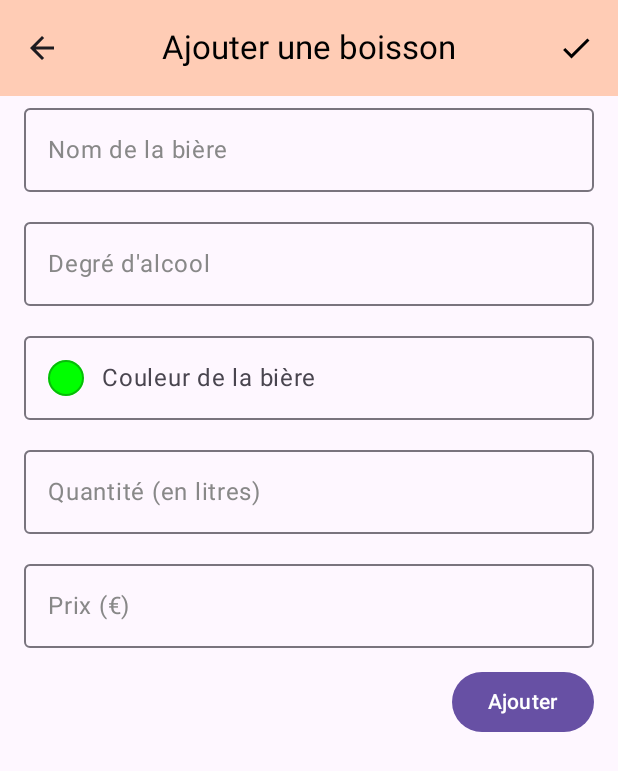
After one commit to KiraWashi/MeetMyBar, an Android app built with Jetpack Compose: the composable AddBiere shown on its own in the app's theme, on a phone screen of 412 x 824 dp. The commit adds this screen. Shown: the top 771 px of the screen. Run offline under Robolectric (Android 15) with nearby library versions, the phone set to English and light mode, and no system bars; 1 statement that could not run was skipped.

Commit message:
Presque fini la liste des bières demo

```diff
--- a/frontend/app/src/main/java/com/example/frontend/presentation/bar/PageBar.kt
+++ b/frontend/app/src/main/java/com/example/frontend/presentation/bar/PageBar.kt
@@ -1,7 +1,6 @@
 package com.example.frontend.presentation.bar
 
 import androidx.compose.foundation.Image
-import androidx.compose.foundation.background
 import androidx.compose.foundation.layout.Arrangement
 import androidx.compose.foundation.layout.Column
 import androidx.compose.foundation.layout.Row
@@ -29,8 +28,6 @@ import androidx.compose.foundation.isSystemInDarkTheme
 import androidx.compose.foundation.layout.Box
 import androidx.compose.material.icons.Icons
 import androidx.compose.material.icons.filled.Search
-import androidx.compose.material.icons.filled.Settings
-import androidx.compose.material3.Button
 import androidx.compose.material3.Icon
 import androidx.compose.material3.IconButton
 import com.example.frontend.presentation.navigation.Screen
--- /dev/null
+++ b/frontend/app/src/main/java/com/example/frontend/presentation/biere/AddBiere.kt
@@ -0,0 +1,144 @@
+package com.example.frontend.presentation.biere
+
+import android.annotation.SuppressLint
+import androidx.compose.foundation.background
+import androidx.compose.foundation.layout.Arrangement
+import androidx.compose.foundation.layout.Column
+import androidx.compose.foundation.layout.fillMaxSize
+import androidx.compose.foundation.layout.fillMaxWidth
+import androidx.compose.foundation.layout.padding
+import androidx.compose.foundation.text.KeyboardOptions
+import androidx.compose.material.icons.Icons
+import androidx.compose.material.icons.filled.ArrowBack
+import androidx.compose.material.icons.filled.Check
+import androidx.compose.material3.Button
+import androidx.compose.material3.CenterAlignedTopAppBar
+import androidx.compose.material3.DropdownMenuItem
+import androidx.compose.material3.ExperimentalMaterial3Api
+import androidx.compose.material3.ExposedDropdownMenuBox
+import androidx.compose.material3.ExposedDropdownMenuDefaults
+import androidx.compose.material3.Icon
+import androidx.compose.material3.IconButton
+import androidx.compose.material3.OutlinedTextField
+import androidx.compose.material3.Scaffold
+import androidx.compose.material3.Text
+import androidx.compose.material3.TopAppBarDefaults
+import androidx.compose.runtime.Composable
+import androidx.compose.runtime.getValue
+import androidx.compose.runtime.mutableStateOf
+import androidx.compose.runtime.remember
+import androidx.compose.runtime.setValue
+import androidx.compose.ui.Alignment
+import androidx.compose.ui.Modifier
+import androidx.compose.ui.graphics.Color
+import androidx.compose.ui.text.input.KeyboardType
+import androidx.compose.ui.unit.dp
+import androidx.navigation.NavHostController
+import com.example.frontend.presentation.navigation.Screen
+import com.example.frontend.ui.theme.SpritzClairColor
+
+
+@SuppressLint("UnusedMaterial3ScaffoldPaddingParameter")
+@OptIn(ExperimentalMaterial3Api::class)
+@Composable
+fun AddBiere(navHostController: NavHostController, modifier: Modifier = Modifier) {
+    val (name, setName) = remember { mutableStateOf("") }
+    val (degree, setDegree) = remember { mutableStateOf("") }
+    val (selectedColor, setSelectedColor) = remember { mutableStateOf("") }
+    val (quantity, setQuantity) = remember { mutableStateOf("") }
+    val (prix, setPrix) = remember { mutableStateOf("") }
+
+    Scaffold(
+        modifier = Modifier.fillMaxSize().background(mapBeerColor(selectedColor)),
+        topBar = {
+            CenterAlignedTopAppBar(
+                colors = TopAppBarDefaults.topAppBarColors(
+                    containerColor = SpritzClairColor,
+                    titleContentColor = Color.Black,
+
+                ),
+                title = {
+                    Text("Ajouter une boisson")
+                },
+                navigationIcon = {
+                    IconButton(onClick = {
+                        // Ajouter une action pour sauvegarder les informations
+                        navHostController.popBackStack()
+                    }) {
+                        Icon(
+                            imageVector = Icons.Filled.ArrowBack,
+                            contentDescription = "Retour"
+                        )
+                    }
+                },
+                actions = {
+                    IconButton(onClick = { navHostController.popBackStack() }) {
+                        Icon(
+                            imageVector = Icons.Filled.Check,
+                            contentDescription = "Valider",
+                            tint = Color.Black
+                        )
+                    }
+                },
+            )
+        },
+    ) { paddingValues ->
+        Column(
+            modifier = Modifier
+                .fillMaxSize()
+                .padding(paddingValues)
+                .padding(horizontal = 16.dp),
+            verticalArrangement = Arrangement.spacedBy(12.dp)
+        ) {
+            OutlinedTextField(
+                value = name,
+                onValueChange = setName,
+                label = { Text(text = "Nom de la bière", color = mapFontOverBeer(selectedColor)) },
+                modifier = Modifier.fillMaxWidth()
+            )
+            OutlinedTextField(
+                value = degree,
+                onValueChange = setDegree,
+                label = { Text("Degré d'alcool", color = mapFontOverBeer(selectedColor)) },
+                keyboardOptions = KeyboardOptions(keyboardType = KeyboardType.Number),
+                modifier = Modifier.fillMaxWidth()
+            )
+            ColorPicker(
+                selectedColor = selectedColor,
+                onColorSelected = setSelectedColor
+            )
+            OutlinedTextField(
+                value = quantity,
+                onValueChange = setQuantity,
+                label = { Text("Quantité (en litres)", color = mapFontOverBeer(selectedColor)) },
+                keyboardOptions = KeyboardOptions(keyboardType = KeyboardType.Number),
+                modifier = Modifier.fillMaxWidth()
+            )
+            OutlinedTextField(
+                value = prix,
+                onValueChange = setPrix,
+                label = { Text("Prix (€)", color = mapFontOverBeer(selectedColor)) },
+                keyboardOptions = KeyboardOptions(keyboardType = KeyboardType.Number),
+                modifier = Modifier.fillMaxWidth()
+            )
+
+            Button(
+                onClick = {
+                    // Valider et créer une nouvelle bière
+                    val newBeer = Beer(
+                        name = name,
+                        degree = degree.toDoubleOrNull() ?: 0.0,
+                        color = selectedColor,
+                        quantity = quantity.toDoubleOrNull() ?: 0.0,
+                        prix = prix.toDoubleOrNull() ?: 0.0
+                    )
+                    // Ajouter la bière à votre système ici
+                    navHostController.navigate(Screen.ListBiere.route)
+                },
+                modifier = Modifier.align(Alignment.End)
+            ) {
+                Text("Ajouter")
+            }
+        }
+    }
+}
--- /dev/null
+++ b/frontend/app/src/main/java/com/example/frontend/presentation/biere/ColorPicker.kt
@@ -0,0 +1,105 @@
+package com.example.frontend.presentation.biere
+
+import androidx.compose.animation.animateContentSize
+import androidx.compose.foundation.background
+import androidx.compose.foundation.border
+import androidx.compose.foundation.layout.*
+import androidx.compose.foundation.shape.CircleShape
+import androidx.compose.foundation.shape.RoundedCornerShape
+import androidx.compose.material3.*
+import androidx.compose.runtime.*
+import androidx.compose.ui.Alignment
+import androidx.compose.ui.Modifier
+import androidx.compose.ui.draw.clip
+import androidx.compose.ui.unit.dp
+import androidx.compose.material3.ExperimentalMaterial3Api
+
+@OptIn(ExperimentalMaterial3Api::class)
+@Composable
+fun ColorPicker(selectedColor: String, onColorSelected: (String) -> Unit) {
+    val beerColors = listOf("Blanche", "Jaune paille", "Dorée",
+        "Ambrée", "Rousse", "Brune", "Noire", "Cuivrée", "Rubis", "Ébène")
+
+    var expanded by remember { mutableStateOf(false) }
+
+    ExposedDropdownMenuBox(
+        expanded = expanded,
+        onExpandedChange = { expanded = it }
+    ) {
+        OutlinedTextField(
+            value = selectedColor,
+            onValueChange = {},
+            readOnly = true,
+            label = { Text("Couleur de la bière") },
+            leadingIcon = {
+                Box(
+                    modifier = Modifier
+                        .padding(start = 8.dp)
+                        .size(24.dp)
+                        .clip(CircleShape)
+                        .background(mapBeerColor(selectedColor))
+                        .border(1.dp, MaterialTheme.colorScheme.onSurface.copy(alpha = 0.3f), CircleShape)
+                )
+            },
+            modifier = Modifier
+                .fillMaxWidth()
+                .menuAnchor()
+        )
+
+        StyledColorMenu(
+            expanded = expanded,
+            onDismissRequest = { expanded = false },
+            items = beerColors,
+            onItemSelected = { color ->
+                onColorSelected(color)
+                expanded = false
+            }
+        )
+    }
+}
+
+@Composable
+fun StyledColorMenu(
+    expanded: Boolean,
+    onDismissRequest: () -> Unit,
+    items: List<String>,
+    onItemSelected: (String) -> Unit
+) {
+    Surface(
+        modifier = Modifier
+            .animateContentSize()
+            .padding(top = 4.dp),
+        shape = RoundedCornerShape(8.dp),
+        shadowElevation = 4.dp,
+        color = MaterialTheme.colorScheme.surface
+    ) {
+        DropdownMenu(
+            expanded = expanded,
+            onDismissRequest = onDismissRequest
+        ) {
+            items.forEach { color ->
+                DropdownMenuItem(
+                    text = {
+                        Row(
+                            modifier = Modifier
+                                .fillMaxWidth()
+                                .clip(RoundedCornerShape(6.dp))
+                                .background(mapBeerColor(color))
+                                .padding(vertical = 8.dp, horizontal = 12.dp),
+                            horizontalArrangement = Arrangement.SpaceBetween,
+                            verticalAlignment = Alignment.CenterVertically
+                        ) {
+                            Text(
+                                text = color,
+                                color = mapFontOverBeer(color),
+                                style = MaterialTheme.typography.bodyLarge
+                            )
+                        }
+                    },
+                    onClick = { onItemSelected(color) },
+                    modifier = Modifier.padding(horizontal = 8.dp, vertical = 4.dp)
+                )
+            }
+        }
+    }
+}
--- a/frontend/app/src/main/java/com/example/frontend/presentation/biere/ListBiere.kt
+++ b/frontend/app/src/main/java/com/example/frontend/presentation/biere/ListBiere.kt
@@ -13,10 +13,7 @@ import androidx.compose.foundation.shape.RoundedCornerShape
 import androidx.compose.foundation.verticalScroll
 import androidx.compose.material.icons.Icons
 import androidx.compose.material.icons.automirrored.filled.ArrowBack
-import androidx.compose.material.icons.filled.AccountCircle
 import androidx.compose.material.icons.filled.Add
-import androidx.compose.material.icons.filled.ArrowBack
-import androidx.compose.material.icons.filled.Settings
 import androidx.compose.material3.Card
 import androidx.compose.material3.CardDefaults
 import androidx.compose.material3.CenterAlignedTopAppBar
@@ -32,6 +29,7 @@ import androidx.compose.ui.Modifier
 import androidx.compose.ui.graphics.Color
 import androidx.compose.ui.unit.dp
 import androidx.navigation.NavHostController
+import com.example.frontend.presentation.navigation.Screen
 import com.example.frontend.ui.theme.SpritzClairColor
 
 data class Beer(
@@ -76,7 +74,7 @@ fun ListBiere(navHostController: NavHostController, modifier: Modifier) {
                     Text("The Shark Pool")
                 },
                 navigationIcon = {
-                    IconButton(onClick = { /* do something */ }) {
+                    IconButton(onClick = {navHostController.navigate(Screen.PageBar.route) }) {
                         Icon(
                             imageVector = Icons.AutoMirrored.Filled.ArrowBack,
                             contentDescription = "Retour"
@@ -84,7 +82,7 @@ fun ListBiere(navHostController: NavHostController, modifier: Modifier) {
                     }
                 },
                 actions = {
-                    IconButton(onClick = { /* do something */ }) {
+                    IconButton(onClick = {navHostController.navigate(Screen.AddBiere.route)}) {
                         Icon(
                             imageVector = Icons.Filled.Add,
                             contentDescription = "Add a beer",
--- a/frontend/app/src/main/java/com/example/frontend/presentation/biere/ListeCouleur.kt
+++ b/frontend/app/src/main/java/com/example/frontend/presentation/biere/ListeCouleur.kt
@@ -14,7 +14,7 @@ fun mapBeerColor(color: String): Color {
         "cuivrée" -> Color(0xFFB87333)
         "rubis" -> Color(0xFF9B111E)
         "ébène" -> Color(0xFF3B3B3B)
-        else -> Color.Gray // Par défaut, une couleur neutre
+        else -> Color.Green // Par défaut, une couleur neutre
     }
 }
 
--- a/frontend/app/src/main/java/com/example/frontend/presentation/navigation/SetupNavGraph.kt
+++ b/frontend/app/src/main/java/com/example/frontend/presentation/navigation/SetupNavGraph.kt
@@ -9,6 +9,7 @@ import androidx.navigation.compose.NavHost
 import androidx.navigation.compose.composable
 import com.example.frontend.presentation.splashscreen.SplashScreenBeer
 import com.example.frontend.presentation.bar.PageBar
+import com.example.frontend.presentation.biere.AddBiere
 import com.example.frontend.presentation.biere.ListBiere
 import com.example.frontend.presentation.home.HomeScreen
 
@@ -52,6 +53,14 @@ fun SetupNavGraph(
                 modifier = modifier
             )
         }
+        composable(
+            route = Screen.AddBiere.route
+        ) {
+            AddBiere(
+                navHostController = navHostController,
+                modifier = modifier
+            )
+        }
     }
 }
 
@@ -60,4 +69,5 @@ sealed class Screen(val route: String) {
     object PageBar : Screen("PageBar")
     object HomeScreen : Screen("HomeScreen")
     object ListBiere : Screen("ListBiere")
+    object AddBiere : Screen("AddBiere")
 }
```
